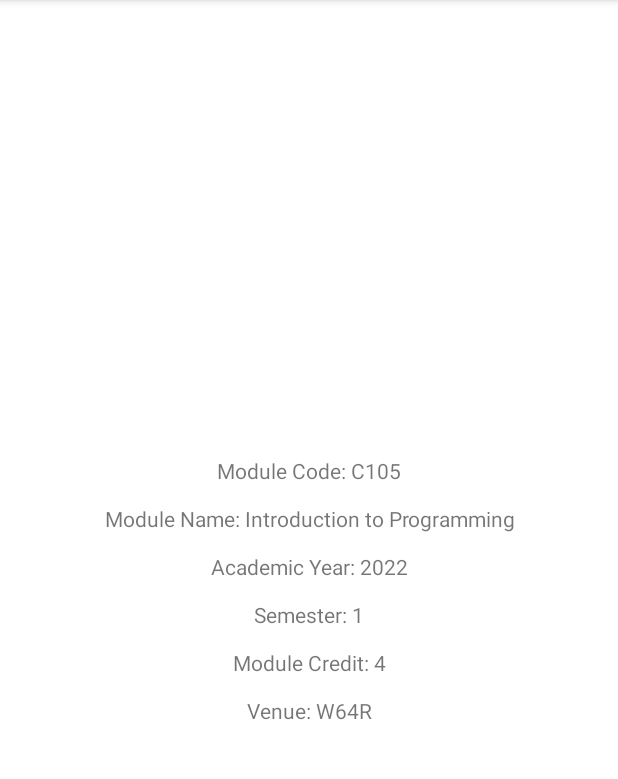
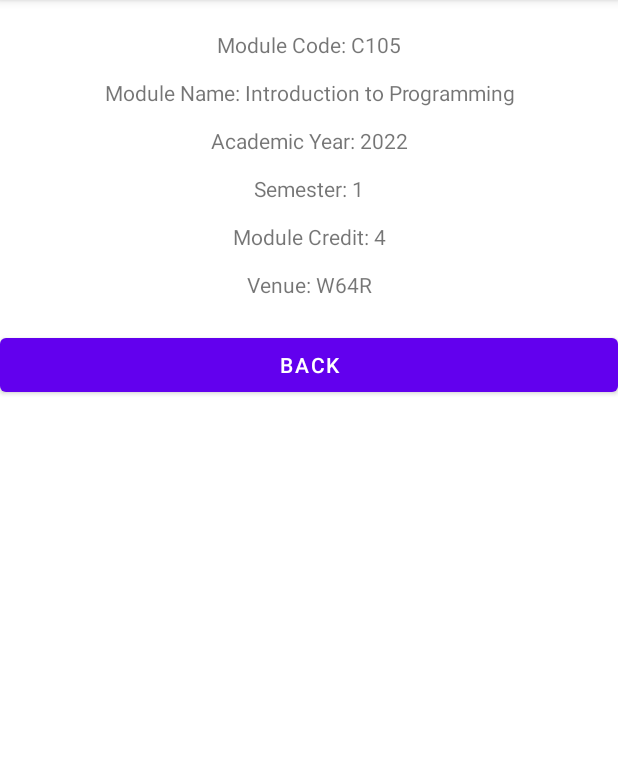
Before and after one commit to imanshakerfries/MyModules, an Android app: the screen it shows after launch (AnswerActivity1), after a tap on "C105 Introduction to Programming", on a phone screen of 412 x 824 dp, the part 84-863 px from its top. Run offline under Robolectric (Android 15) with nearby library versions, the phone set to English and light mode, and no system bars.

Commit message:
Added back button

```diff
--- a/app/src/main/java/sg/edu/rp/c346/id21014919/mymodules/AnswerActivity1.java
+++ b/app/src/main/java/sg/edu/rp/c346/id21014919/mymodules/AnswerActivity1.java
@@ -4,11 +4,15 @@ import androidx.appcompat.app.AppCompatActivity;
 
 import android.content.Intent;
 import android.os.Bundle;
+import android.view.View;
+import android.widget.Button;
 import android.widget.TextView;
 
 public class AnswerActivity1 extends AppCompatActivity {
 
     TextView tvModule;
+    Button btnBack;
+
 
     @Override
     protected void onCreate(Bundle savedInstanceState) {
@@ -16,6 +20,7 @@ public class AnswerActivity1 extends AppCompatActivity {
         setContentView(R.layout.activity_answer1);
 
         tvModule = findViewById(R.id.textView);
+        btnBack = findViewById(R.id.btnBack);
 
         Intent intentReceived = getIntent();
         String moduleSelected = intentReceived.getStringExtra("Module");
@@ -50,6 +55,15 @@ public class AnswerActivity1 extends AppCompatActivity {
                 + "\n" + "\n" +"Semester: 1" + "\n" + "\n" + "Module Credit: 4" + "\n" +
                 "\n" + msg3);
 
+        btnBack.setOnClickListener(new View.OnClickListener() {
+            @Override
+            public void onClick(View view) {
+
+                finish();
+
+            }
+        });
 
     }
+
 }
--- a/app/src/main/res/layout/activity_answer1.xml
+++ b/app/src/main/res/layout/activity_answer1.xml
@@ -7,8 +7,15 @@
     <TextView
         android:id="@+id/textView"
         android:layout_width="match_parent"
-        android:layout_height="match_parent"
+        android:layout_height="wrap_content"
         android:layout_marginTop="20dp"
         android:gravity="center"/>
 
+    <Button
+        android:id="@+id/btnBack"
+        android:layout_width="match_parent"
+        android:layout_height="wrap_content"
+        android:layout_marginTop="20dp"
+        android:text="@string/back"/>
+
 </LinearLayout>
--- a/app/src/main/res/values/strings.xml
+++ b/app/src/main/res/values/strings.xml
@@ -1,5 +1,6 @@
 <resources>
     <string name="app_name">My Modules</string>
+    <string name="back">Back</string>
     <string name="firstModule">C105 Introduction to Programming</string>
     <string name="secondModule">C203 Web Appln Development in php</string>
     <string name="thirdModule">C206 Software Development Process</string>
```
